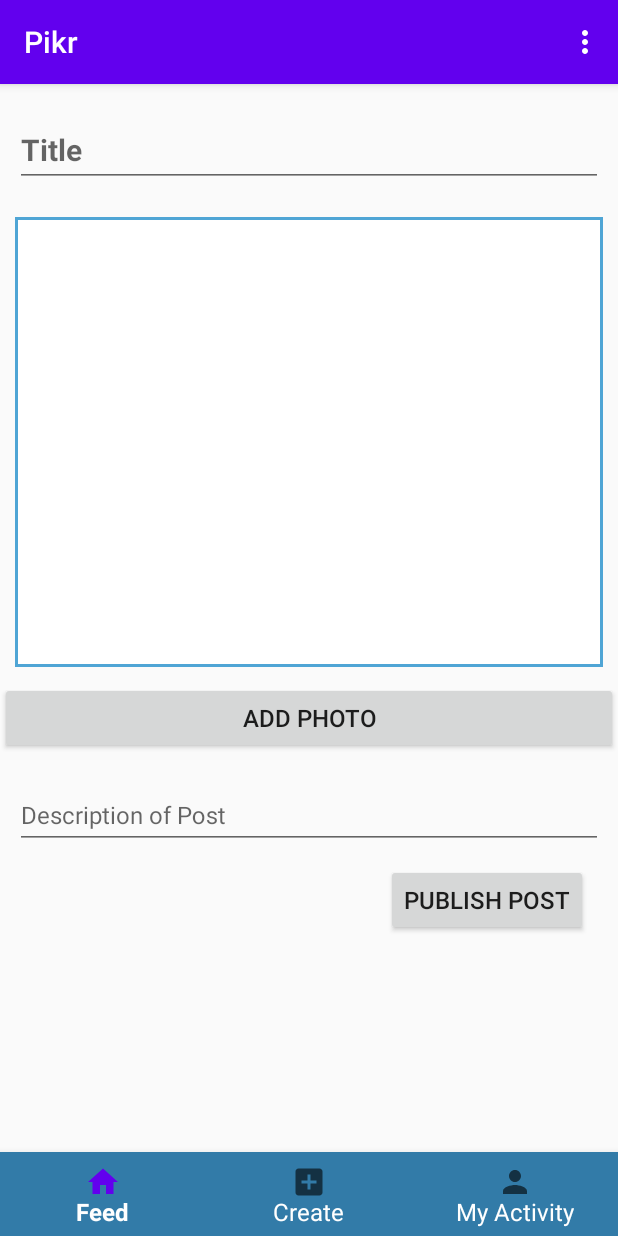
After one commit to WillDinauer/Pikr, an Android app: the fragment EntryFragment placed in its activity, on a phone screen of 412 x 824 dp. The commit adds this screen. Run offline under Robolectric (Android 15) with nearby library versions, the phone set to English and light mode, and no system bars.

Commit message:
Create posts

```diff
--- a/Pikr/app/build.gradle
+++ b/Pikr/app/build.gradle
@@ -31,6 +31,7 @@ dependencies {
     implementation 'androidx.annotation:annotation:1.1.0'
     implementation 'androidx.constraintlayout:constraintlayout:1.1.3'
     implementation 'androidx.lifecycle:lifecycle-extensions:2.0.0'
+    implementation 'androidx.legacy:legacy-support-v4:1.0.0'
     testImplementation 'junit:junit:4.12'
     androidTestImplementation 'androidx.test.ext:junit:1.1.1'
     androidTestImplementation 'androidx.test.espresso:espresso-core:3.2.0'
--- a/Pikr/app/src/main/java/com/example/pikr/activities/MainActivity.java
+++ b/Pikr/app/src/main/java/com/example/pikr/activities/MainActivity.java
@@ -12,6 +12,7 @@ import androidx.viewpager2.widget.ViewPager2;
 
 import com.example.pikr.R;
 import com.example.pikr.adapters.MainViewPagerAdapter;
+import com.example.pikr.fragments.EntryFragment;
 import com.example.pikr.fragments.FeedFragment;
 import com.example.pikr.fragments.MyActivityFragment;
 import com.google.android.material.bottomnavigation.BottomNavigationView;
@@ -40,6 +41,9 @@ public class MainActivity extends AppCompatActivity {
             switch (item.getItemId()){
                 case R.id.start_activity_nav:
                     selectedFragment = new FeedFragment();
+                    break;
+                case R.id.entry_activity_nav:
+                    selectedFragment = new EntryFragment();
                     break;
                 case R.id.history_activity_nav:
                     selectedFragment = new MyActivityFragment();
--- /dev/null
+++ b/Pikr/app/src/main/java/com/example/pikr/fragments/EntryFragment.java
@@ -0,0 +1,34 @@
+package com.example.pikr.fragments;
+
+import android.os.Bundle;
+
+import androidx.fragment.app.Fragment;
+
+import android.view.LayoutInflater;
+import android.view.View;
+import android.view.ViewGroup;
+
+import com.example.pikr.R;
+
+/**
+ * A simple {@link Fragment} subclass.
+ * Use the {@link EntryFragment#newInstance} factory method to
+ * create an instance of this fragment.
+ */
+public class EntryFragment extends Fragment {
+    public EntryFragment() {
+        // Required empty public constructor
+    }
+
+    // TODO: Rename and change types and number of parameters
+    public static EntryFragment newInstance() {
+        return new EntryFragment();
+    }
+
+    @Override
+    public View onCreateView(LayoutInflater inflater, ViewGroup container,
+                             Bundle savedInstanceState) {
+        // Inflate the layout for this fragment
+        return inflater.inflate(R.layout.fragment_entry, container, false);
+    }
+}
--- /dev/null
+++ b/Pikr/app/src/main/res/drawable/ic_add_box_black_24dp.xml
@@ -0,0 +1,9 @@
+<vector xmlns:android="http://schemas.android.com/apk/res/android"
+        android:width="24dp"
+        android:height="24dp"
+        android:viewportWidth="24.0"
+        android:viewportHeight="24.0">
+    <path
+        android:fillColor="#FF000000"
+        android:pathData="M19,3L5,3c-1.11,0 -2,0.9 -2,2v14c0,1.1 0.89,2 2,2h14c1.1,0 2,-0.9 2,-2L21,5c0,-1.1 -0.9,-2 -2,-2zM17,13h-4v4h-2v-4L7,13v-2h4L11,7h2v4h4v2z"/>
+</vector>
--- a/Pikr/app/src/main/res/layout/activity_main.xml
+++ b/Pikr/app/src/main/res/layout/activity_main.xml
@@ -8,12 +8,12 @@
     android:layout_height="match_parent"
     android:orientation="vertical">
 
-<!--    <androidx.viewpager2.widget.ViewPager2-->
-<!--        android:id="@+id/main_view_pager"-->
-<!--        android:layout_width="match_parent"-->
-<!--        android:layout_height="match_parent"-->
-<!--        android:layout_marginBottom="70dp">-->
-<!--    </androidx.viewpager2.widget.ViewPager2>-->
+    <androidx.viewpager2.widget.ViewPager2
+        android:id="@+id/main_view_pager"
+        android:layout_width="match_parent"
+        android:layout_height="match_parent"
+        android:layout_marginBottom="70dp">
+    </androidx.viewpager2.widget.ViewPager2>
 
     <FrameLayout
         android:id="@+id/fragment_container"
--- /dev/null
+++ b/Pikr/app/src/main/res/layout/fragment_entry.xml
@@ -0,0 +1,64 @@
+<?xml version="1.0" encoding="utf-8"?>
+<ScrollView xmlns:android="http://schemas.android.com/apk/res/android"
+    xmlns:tools="http://schemas.android.com/tools"
+    android:layout_width="match_parent"
+    android:layout_height="match_parent"
+    tools:context=".fragments.EntryFragment">
+
+    <LinearLayout
+        android:layout_width="match_parent"
+        android:orientation="vertical"
+        android:layout_height="match_parent">
+
+        <com.google.android.material.textfield.TextInputLayout
+            android:layout_width="match_parent"
+            android:padding="10dp"
+            android:layout_height="wrap_content">
+
+            <com.google.android.material.textfield.TextInputEditText
+                android:id="@+id/title_text"
+                android:textSize="20sp"
+                android:layout_width="match_parent"
+                android:layout_height="wrap_content"
+                android:hint="@string/title"
+                android:textStyle="bold"
+                android:inputType="textPersonName"
+                android:maxLines="1" />
+        </com.google.android.material.textfield.TextInputLayout>
+
+        <HorizontalScrollView
+            android:layout_width="match_parent"
+            android:layout_margin="10dp"
+            android:background="@drawable/rectangle"
+            android:layout_height="300dp"/>
+
+        <Button
+            android:id="@+id/add_photo_button"
+            android:layout_width="match_parent"
+            android:layout_height="wrap_content"
+            android:text="@string/add_photo" />
+
+        <com.google.android.material.textfield.TextInputLayout
+            android:layout_width="match_parent"
+            android:layout_height="wrap_content"
+            android:padding="10dp">
+
+            <com.google.android.material.textfield.TextInputEditText
+                android:id="@+id/description_text"
+                android:layout_width="match_parent"
+                android:layout_height="wrap_content"
+                android:hint="@string/post_description"
+                android:maxLength="307"
+                android:inputType="textCapSentences|textMultiLine"
+                android:maxLines="5" />
+        </com.google.android.material.textfield.TextInputLayout>
+
+        <Button
+            android:id="@+id/save_post_button"
+            android:layout_width="wrap_content"
+            android:layout_height="wrap_content"
+            android:layout_gravity="right"
+            android:layout_marginEnd="20dp"
+            android:text="@string/publish_post" />
+    </LinearLayout>
+</ScrollView>
--- a/Pikr/app/src/main/res/layout/fragment_my_activity.xml
+++ b/Pikr/app/src/main/res/layout/fragment_my_activity.xml
@@ -32,5 +32,7 @@
         android:layout_width="match_parent"
         android:layout_height="match_parent"
         android:layout_below="@+id/edit_profile_button"
-        android:padding="10dp"/>
+        android:layout_marginTop="14dp"
+        android:background="@drawable/rectangle"
+        android:padding="10dp" />
 </RelativeLayout>
--- a/Pikr/app/src/main/res/menu/main_navigation.xml
+++ b/Pikr/app/src/main/res/menu/main_navigation.xml
@@ -1,13 +1,16 @@
 <?xml version="1.0" encoding="utf-8"?>
-<menu xmlns:android="http://schemas.android.com/apk/res/android">
+<menu xmlns:android="http://schemas.android.com/apk/res/android"
+    xmlns:app="http://schemas.android.com/apk/res-auto">
     <item
         android:id="@+id/start_activity_nav"
         android:icon="@drawable/ic_home_black_24dp"
-        android:onClick="onClickFeed"
         android:title="@string/feed" />
     <item
+        android:id="@+id/entry_activity_nav"
+        android:icon="@drawable/ic_add_box_black_24dp"
+        android:title="@string/create"/>
+    <item
         android:id="@+id/history_activity_nav"
-        android:onClick="onClickMyActivity"
         android:icon="@drawable/ic_person_black_24dp"
         android:title="@string/my_activity" />
 </menu>
--- a/Pikr/app/src/main/res/values/strings.xml
+++ b/Pikr/app/src/main/res/values/strings.xml
@@ -22,4 +22,8 @@
     <string name="previous">Previous</string>
     <string name="next">Next</string>
     <string name="title">Title</string>
+    <string name="save">Save</string>
+    <string name="publish_post">Publish post</string>
+    <string name="create">Create</string>
+    <string name="add_photo">Add Photo</string>
 </resources>
```
